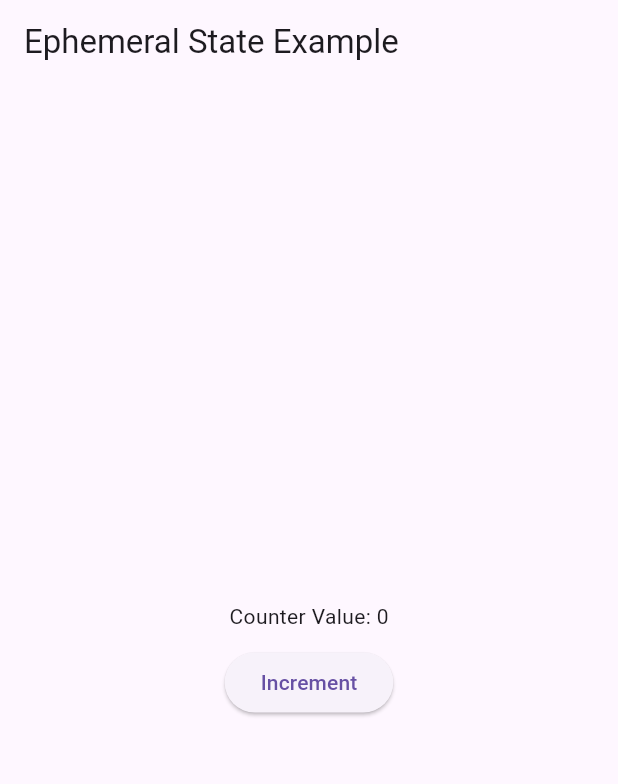
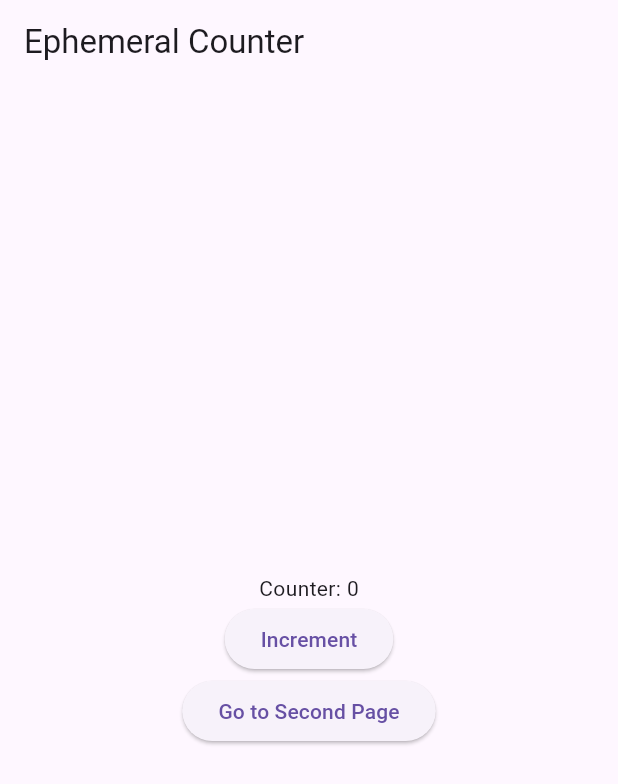
Before and after one commit to mchlstvny/stateManagement-vispro-lab-week4, a Flutter app: the screen it shows after launch, on a phone screen of 412 x 824 dp. Shown: the top 784 px of the screen. Run offline on Flutter 3.47's test engine with Material 3 defaults, Android fonts, the phone set to English and light mode, and no system bars.

```diff
--- a/app_state_codelab/lib/main.dart
+++ b/app_state_codelab/lib/main.dart
@@ -1,7 +1,7 @@
 import 'package:flutter/material.dart';
 import 'package:scoped_model/scoped_model.dart';
 
-void main() => runApp(MyApp());
+void main() => runApp(MyScopedApp());
 
 class CounterModel extends Model {
   int _counter = 0;
@@ -12,14 +12,9 @@ class CounterModel extends Model {
     _counter++;
     notifyListeners();
   }
-
-  void decrement() {
-    _counter--;
-    notifyListeners();
-  }
 }
 
-class MyApp extends StatelessWidget {
+class MyScopedApp extends StatelessWidget {
   final CounterModel model = CounterModel();
 
   @override
@@ -27,40 +22,66 @@ class MyApp extends StatelessWidget {
     return ScopedModel<CounterModel>(
       model: model,
       child: MaterialApp(
-        home: Scaffold(
-          appBar: AppBar(
-            title: Text('Scoped Model Example'),
+        home: CounterPage(),
       ),
-          body: CounterWidget(),
+    );
+  }
+}
+
+class CounterPage extends StatelessWidget {
+  @override
+  Widget build(BuildContext context) {
+    return ScopedModelDescendant<CounterModel>(
+      builder: (context, child, model) => Scaffold(
+        appBar: AppBar(title: Text("Scoped Counter")),
+        body: Center(
+          child: Column(
+            mainAxisAlignment: MainAxisAlignment.center,
+            children: [
+              Text("Counter: ${model.counter}"),
+              ElevatedButton(
+                onPressed: model.increment,
+                child: Text("Increment"),
+              ),
+              ElevatedButton(
+                onPressed: () {
+                  Navigator.push(
+                    context,
+                    MaterialPageRoute(builder: (_) => SecondPage()),
+                  );
+                },
+                child: Text("Go to Second Page"),
+              ),
+            ],
+          ),
         ),
       ),
     );
   }
 }
 
-class CounterWidget extends StatelessWidget {
+class SecondPage extends StatelessWidget {
   @override
   Widget build(BuildContext context) {
-    return ScopedModelDescendant<CounterModel>(
+    return Scaffold(
+      appBar: AppBar(title: Text("Second Page")),
+      body: ScopedModelDescendant<CounterModel>(
         builder: (context, child, model) => Center(
           child: Column(
             mainAxisAlignment: MainAxisAlignment.center,
-          children: <Widget>[
-            Text('Counter Value: ${model.counter}'),
+            children: [
+              Text("Counter Value: ${model.counter}"),
               SizedBox(height: 10),
               ElevatedButton(
-              onPressed: () {
-                model.increment();
-              },
-              child: Text('Increment'),
+                onPressed: model.increment,
+                child: Text("Increment from Second Page"),
               ),
               ElevatedButton(
-              onPressed: () {
-                model.decrement();
-              },
-              child: Text('Decrement'),
+                onPressed: () => Navigator.pop(context),
+                child: Text("Back to CounterPage"),
               ),
             ],
+          ),
         ),
       ),
     );
--- a/ephemeral_state_codelab/lib/main.dart
+++ b/ephemeral_state_codelab/lib/main.dart
@@ -6,42 +6,82 @@ class MyEphemeralApp extends StatelessWidget {
   @override
   Widget build(BuildContext context) {
     return MaterialApp(
-      home: Scaffold(
-        appBar: AppBar(
-          title: Text('Ephemeral State Example'),
-        ),
-        body: CounterWidget(),
-      ),
+      home: CounterPage(),
     );
   }
 }
 
-class CounterWidget extends StatefulWidget {
+class CounterPage extends StatefulWidget {
   @override
-  _CounterWidgetState createState() => _CounterWidgetState();
+  _CounterPageState createState() => _CounterPageState();
 }
 
-class _CounterWidgetState extends State<CounterWidget> {
+class _CounterPageState extends State<CounterPage> {
   int _counter = 0;
 
   @override
+  void initState() {
+    super.initState();
+    print("CounterPage initState");
+  }
+
+  @override
+  void dispose() {
+    print("CounterPage dispose");
+    super.dispose();
+  }
+
+  @override
   Widget build(BuildContext context) {
-    return Center(
+    return Scaffold(
+      appBar: AppBar(title: Text("Ephemeral Counter")),
+      body: Center(
         child: Column(
           mainAxisAlignment: MainAxisAlignment.center,
-        children: <Widget>[
-          Text('Counter Value: $_counter'),
-          SizedBox(height: 10),
+          children: [
+            Text("Counter: $_counter"),
             ElevatedButton(
               onPressed: () {
                 setState(() {
                   _counter++;
                 });
               },
-            child: Text('Increment'),
+              child: Text("Increment"),
+            ),
+            ElevatedButton(
+              onPressed: () {
+                Navigator.push(
+                  context,
+                  MaterialPageRoute(builder: (_) => SecondPage()),
+                );
+              },
+              child: Text("Go to Second Page"),
             ),
           ],
+        ),
       ),
     );
   }
 }
+
+class SecondPage extends StatelessWidget {
+  @override
+  Widget build(BuildContext context) {
+    return Scaffold(
+      appBar: AppBar(title: Text("Second Page")),
+      body: Center(
+        child: Column(
+          mainAxisAlignment: MainAxisAlignment.center,
+          children: [
+            Text("Ini Second Page"),
+            SizedBox(height: 10),
+            ElevatedButton(
+              onPressed: () => Navigator.pop(context),
+              child: Text("Back to CounterPage"),
+            ),
+          ],
+        ),
+      ),
+    );
+  }
+}
```
Lines whose indentation alone changed are shown as unchanged.
